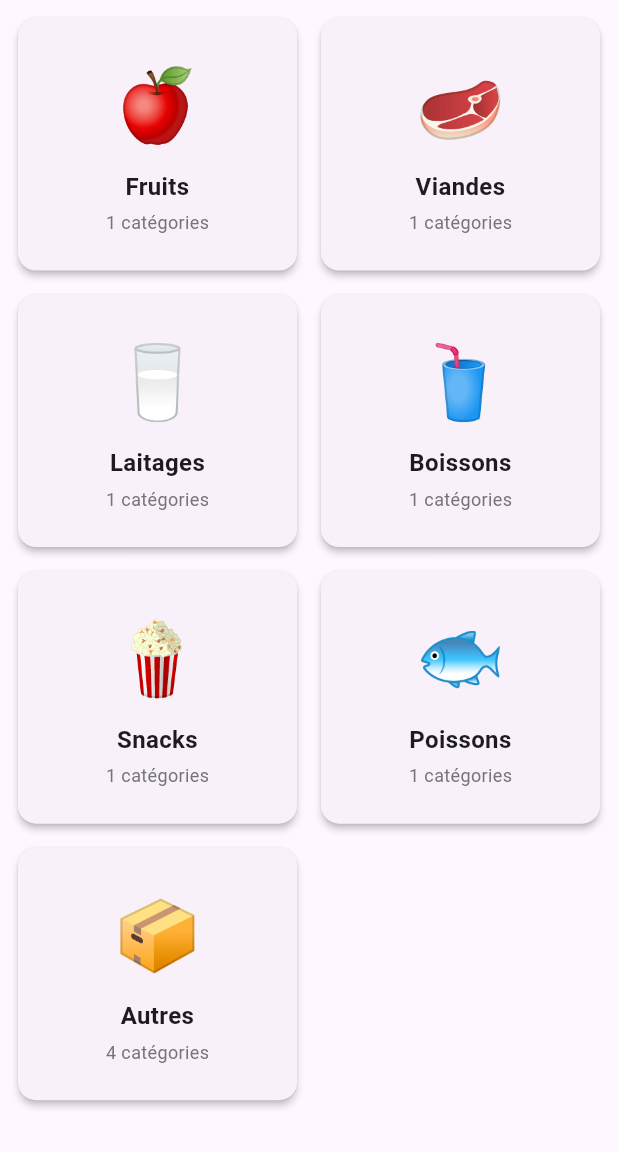
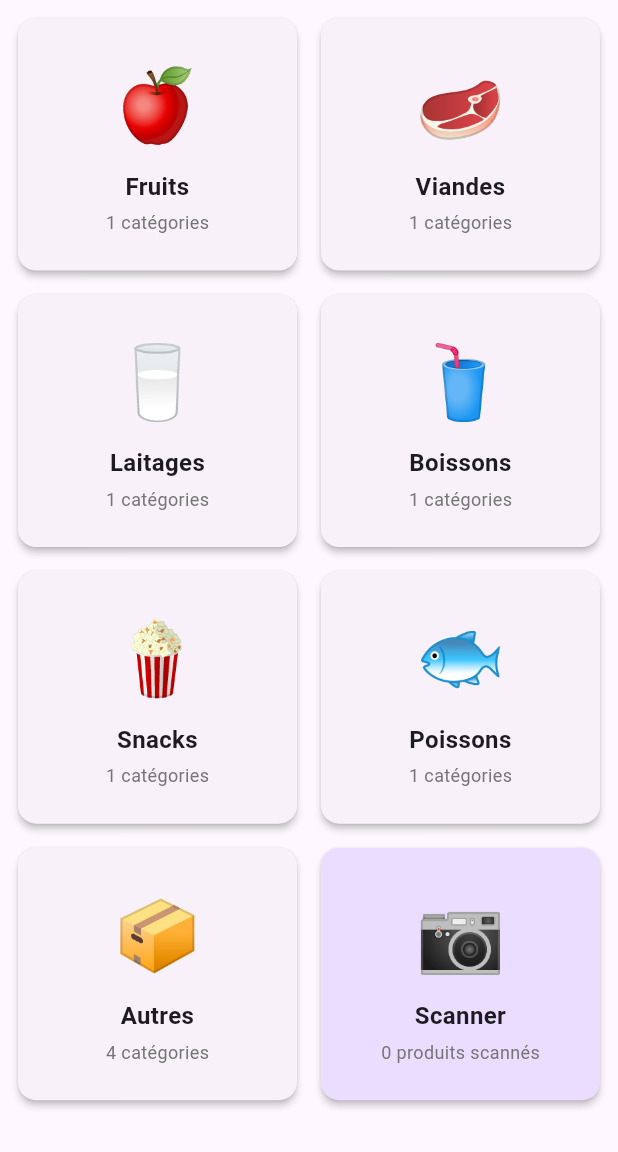
Before and after one commit to Cafipoo/flutterEval, a Flutter app: the screen it shows after launch, on a phone screen of 412 x 824 dp, the part 84-1236 px from its top. Run offline on Flutter 3.47's test engine with Material 3 defaults, Android fonts, the phone set to English and light mode, and no system bars; missing offline and left inert: mobile_scanner.

Commit message:
feature : scanner

```diff
--- a/eval/lib/main.dart
+++ b/eval/lib/main.dart
@@ -3,6 +3,7 @@ import 'package:provider/provider.dart';
 import 'providers/category_provider.dart';
 import 'providers/product_provider.dart';
 import 'providers/search_provider.dart';
+import 'providers/scanned_products_provider.dart';
 import 'pages/home_page.dart';
 import 'pages/search_page.dart';
 
@@ -20,6 +21,7 @@ class MyApp extends StatelessWidget {
         ChangeNotifierProvider(create: (_) => CategoryProvider()),
         ChangeNotifierProvider(create: (_) => ProductProvider()),
         ChangeNotifierProvider(create: (_) => SearchProvider()),
+        ChangeNotifierProvider(create: (_) => ScannedProductsProvider()),
       ],
       child: MaterialApp(
         title: 'OpenFoodFacts',
--- a/eval/lib/pages/home_page.dart
+++ b/eval/lib/pages/home_page.dart
@@ -1,7 +1,9 @@
 import 'package:flutter/material.dart';
 import 'package:provider/provider.dart';
 import '../providers/category_provider.dart';
+import '../providers/scanned_products_provider.dart';
 import '../pages/super_category_page.dart';
+import '../pages/scanned_products_page.dart';
 
 class HomePage extends StatefulWidget {
   const HomePage({super.key});
@@ -85,8 +87,57 @@ class _HomePageState extends State<HomePage> {
                 mainAxisSpacing: 8,
                 childAspectRatio: 1.1,
               ),
-              itemCount: provider.superCategories.length,
+              itemCount: provider.superCategories.length + 1, // +1 pour la carte Scanner
               itemBuilder: (context, index) {
+                // Carte Scanner à la fin
+                if (index == provider.superCategories.length) {
+                  return Consumer<ScannedProductsProvider>(
+                    builder: (context, scannedProvider, child) {
+                      return Card(
+                        elevation: 2,
+                        color: Theme.of(context).colorScheme.primaryContainer,
+                        child: InkWell(
+                          onTap: () {
+                            Navigator.push(
+                              context,
+                              MaterialPageRoute(
+                                builder: (context) => const ScannedProductsPage(),
+                              ),
+                            );
+                          },
+                          borderRadius: BorderRadius.circular(8),
+                          child: Column(
+                            mainAxisAlignment: MainAxisAlignment.center,
+                            children: [
+                              const Text(
+                                '📷',
+                                style: TextStyle(fontSize: 48),
+                              ),
+                              const SizedBox(height: 8),
+                              const Text(
+                                'Scanner',
+                                style: TextStyle(
+                                  fontSize: 16,
+                                  fontWeight: FontWeight.bold,
+                                ),
+                                textAlign: TextAlign.center,
+                              ),
+                              const SizedBox(height: 4),
+                              Text(
+                                '${scannedProvider.count} produits scannés',
+                                style: TextStyle(
+                                  fontSize: 12,
+                                  color: Colors.grey[600],
+                                ),
+                              ),
+                            ],
+                          ),
+                        ),
+                      );
+                    },
+                  );
+                }
+
                 final superCategory = provider.superCategories[index];
                 return Card(
                   elevation: 2,
--- /dev/null
+++ b/eval/lib/providers/scanned_products_provider.dart
@@ -0,0 +1,54 @@
+import 'package:flutter/foundation.dart';
+import '../models/product.dart';
+import '../services/api_services.dart';
+
+class ScannedProductsProvider with ChangeNotifier {
+  final ApiService _apiService = ApiService();
+  final List<Product> _scannedProducts = [];
+  bool _isLoading = false;
+  String? _error;
+
+  List<Product> get scannedProducts => _scannedProducts;
+  bool get isLoading => _isLoading;
+  String? get error => _error;
+  int get count => _scannedProducts.length;
+
+  Future<Product?> scanAndAddProduct(String barcode) async {
+    _isLoading = true;
+    _error = null;
+    notifyListeners();
+
+    try {
+      final product = await _apiService.fetchProduct(barcode);
+
+      if (product != null) {
+        // Vérifier si le produit n'est pas déjà dans la liste
+        final exists = _scannedProducts.any((p) => p.code == product.code);
+        if (!exists) {
+          _scannedProducts.insert(0, product);
+        }
+      } else {
+        _error = 'Produit non trouvé: $barcode';
+      }
+
+      _isLoading = false;
+      notifyListeners();
+      return product;
+    } catch (e) {
+      _error = 'Erreur lors du scan: $e';
+      _isLoading = false;
+      notifyListeners();
+      return null;
+    }
+  }
+
+  void removeProduct(Product product) {
+    _scannedProducts.removeWhere((p) => p.code == product.code);
+    notifyListeners();
+  }
+
+  void clearAll() {
+    _scannedProducts.clear();
+    notifyListeners();
+  }
+}
--- a/eval/pubspec.yaml
+++ b/eval/pubspec.yaml
@@ -36,6 +36,8 @@ dependencies:
   cupertino_icons: ^1.0.8
   http: ^1.2.0
   provider: ^6.1.1
+  intl: ^0.18.1
+  mobile_scanner: ^5.2.0
 
 dev_dependencies:
   flutter_test:
```
Also changed, not shown: eval/lib/pages/scan_pages.dart (added, +41 -0 lines), eval/lib/pages/scanned_products_page.dart (added, +176 -0 lines), eval/lib/services/api_services.dart (added, +22 -0 lines), eval/pubspec.lock, 1 other file.
